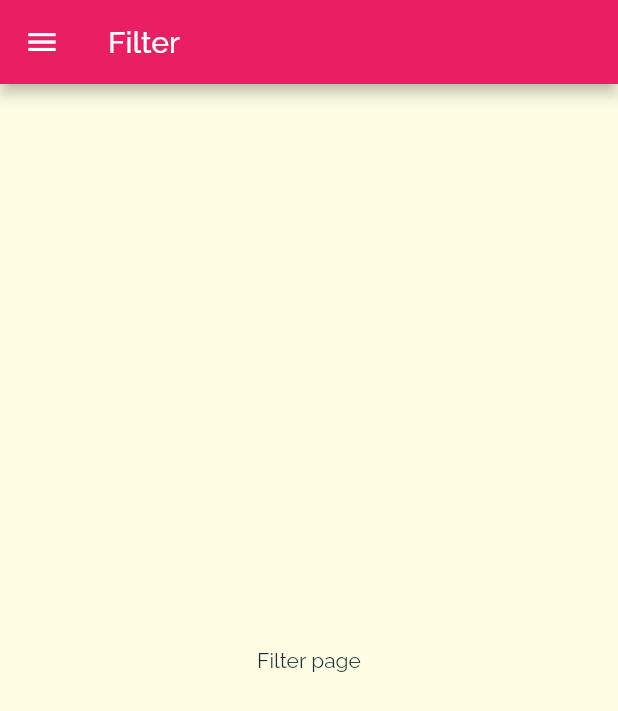
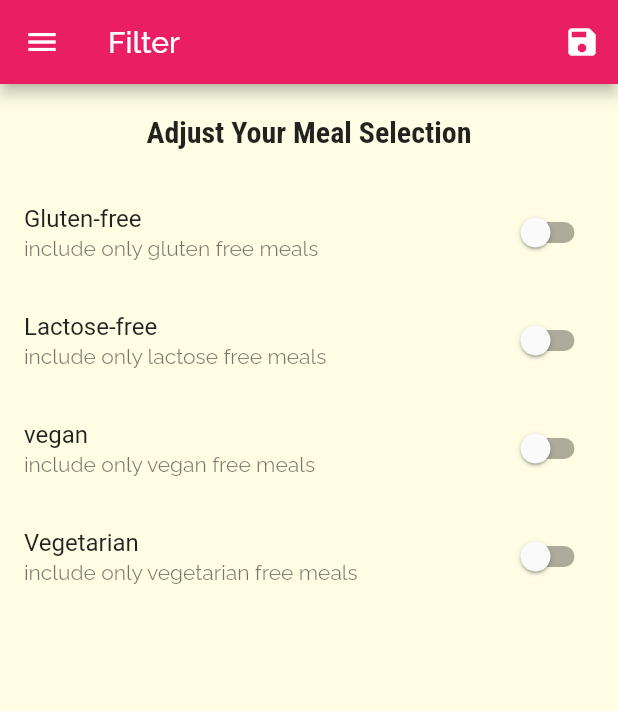
Before and after one commit to ashrafsalem/AlAkl, a Flutter app: the FiltersScreen screen opened by its route, on a phone screen of 412 x 824 dp. Shown: the top 711 px of the screen. Run offline on Flutter 3.47's test engine with Material 2 defaults, Android fonts, the phone set to English and light mode, and no system bars.

Commit message:
all till 30

```diff
--- a/lib/main.dart
+++ b/lib/main.dart
@@ -4,13 +4,53 @@ import './screens/meal_detail_screen.dart';
 import './screens/category_meal_screen.dart';
 import './screens/tab_screen.dart';
 import './screens/filters_screen.dart';
+import './models/meal.dart';
+import './dummy_categories.dart';
 
 void main() {
   runApp(MyApp());
 }
 
-class MyApp extends StatelessWidget {
+class MyApp extends StatefulWidget {
   // This widget is the root of your application.
+  @override
+  _MyAppState createState() => _MyAppState();
+}
+
+class _MyAppState extends State<MyApp> {
+
+  Map<String, bool> _filters = {
+    'gluten': false,
+    'lactose': false,
+    'vegan': false,
+    'vegetarian': false,
+  };
+
+  List<Meal> _availableMeals = DUMMY_MEALS;
+
+  void _setFilters(Map<String, bool> filterData){
+    setState(() {
+      _filters = filterData;
+
+      _availableMeals = DUMMY_MEALS.where((meal) {
+        if(_filters['gluten'] && !meal.isGlutenFree){
+          return false;
+        }
+        if(_filters['lactose'] && !meal.isLactoseFree){
+          return false;
+        }
+        if(_filters['vegan'] && !meal.isVegan){
+          return false;
+        }
+        if(_filters['vegetarian'] && !meal.isVegetarian){
+          return false;
+        }
+
+        return true;
+      }).toList();
+    });
+  }
+
   @override
   Widget build(BuildContext context) {
     return MaterialApp(
@@ -40,15 +80,15 @@ class MyApp extends StatelessWidget {
       initialRoute: '/',
       routes: {
         '/': (ctx) => TabsScreen(),
-        CategoryMealScreen.routeName: (ctx) => CategoryMealScreen(),
+        CategoryMealScreen.routeName: (ctx) => CategoryMealScreen(_availableMeals),
         MealDetailScreen.routeName: (ctx) => MealDetailScreen(),
-        FiltersScreen.routeName: (ctx) => FiltersScreen(),
+        FiltersScreen.routeName: (ctx) => FiltersScreen(_filters, _setFilters),
       },
       onGenerateRoute: (settings) {
-        return MaterialPageRoute(builder: (ctx) => CategoryMealScreen());
+        return MaterialPageRoute(builder: (ctx) => CategoryMealScreen(_availableMeals));
       },
       onUnknownRoute: (settings) {
-        return MaterialPageRoute(builder: (ctx) => CategoryMealScreen());
+        return MaterialPageRoute(builder: (ctx) => CategoryMealScreen(_availableMeals));
       },
     );
   }
--- a/lib/screens/filters_screen.dart
+++ b/lib/screens/filters_screen.dart
@@ -1,18 +1,120 @@
 import '../widgets/main_drawer.dart';
 import 'package:flutter/material.dart';
 
-class FiltersScreen extends StatelessWidget {
+class FiltersScreen extends StatefulWidget {
   static const routeName = '/filter-screen';
+
+  final Function saveFilters;
+  final Map<String, bool> currentFilters;
+
+  FiltersScreen(this.currentFilters ,this.saveFilters);
+
+  @override
+  _FiltersScreenState createState() => _FiltersScreenState();
+}
+
+class _FiltersScreenState extends State<FiltersScreen> {
+  var _glutenFree = false;
+  var _lactoseFree = false;
+  var _vegan = false;
+  var _vegetarian = false;
+
+  @override
+  initState(){
+    _glutenFree = this.widget.currentFilters['gluten'];
+    _lactoseFree = this.widget.currentFilters['lactose'];
+    _vegan = this.widget.currentFilters['vegan'];
+    _vegetarian = this.widget.currentFilters['vegetarian'];
+    super.initState();
+  }
+
+  Widget _buildSwitchListTile(String title, String description, bool currentValue, Function changeFunction){
+    return SwitchListTile(
+      title: Text(title),
+      value: currentValue,
+      subtitle: Text(description),
+      onChanged: changeFunction,
+    );
+  }
 
   @override
   Widget build(BuildContext context) {
     return Scaffold(
       appBar: AppBar(
         title: Text('Filter'),
+        actions: [
+          IconButton(
+            icon: Icon(Icons.save),
+            onPressed:  ()
+            {
+              final  Map<String, bool> _selectedFilters = {
+                'gluten': _glutenFree,
+                'lactose': _lactoseFree,
+                'vegan': _vegan,
+                'vegetarian': _vegetarian,
+              };
+              this.widget.saveFilters(_selectedFilters);
+            },
+          ),
+        ],
       ),
       drawer: MainDrawer(),
-      body: Center(
-        child: Text('Filter page'),
+      body: Column(
+        children: [
+          Container(
+            padding: EdgeInsets.all(20),
+            child: Text(
+              'Adjust Your Meal Selection',
+              style: Theme.of(context).textTheme.headline6,
+            ),
+          ),
+          Expanded(
+            child: ListView(
+              children: [
+                _buildSwitchListTile(
+                  'Gluten-free',
+                  'include only gluten free meals',
+                  _glutenFree,
+                      (newValue){
+                    setState(() {
+                      _glutenFree = newValue;
+                    });
+                  },
+                ),
+                _buildSwitchListTile(
+                  'Lactose-free',
+                  'include only lactose free meals',
+                  _lactoseFree,
+                      (newValue){
+                    setState(() {
+                      _lactoseFree = newValue;
+                    });
+                  },
+                ),
+                _buildSwitchListTile(
+                  'vegan',
+                  'include only vegan free meals',
+                  _vegan,
+                      (newValue){
+                    setState(() {
+                      _vegan = newValue;
+                    });
+                  },
+                ),
+                _buildSwitchListTile(
+                  'Vegetarian',
+                  'include only vegetarian free meals',
+                  _vegetarian,
+                      (newValue){
+                    setState(() {
+                      _vegetarian = newValue;
+                    });
+                  },
+                ),
+              ],
+            ),
+          ),
+        ],
       ),
     );
   }
```
Also changed, not shown: lib/screens/category_meal_screen.dart (+48 -17 lines), lib/screens/meal_detail_screen.dart (+10 -1 lines), lib/widgets/meal_item.dart (+12 -1 lines).
